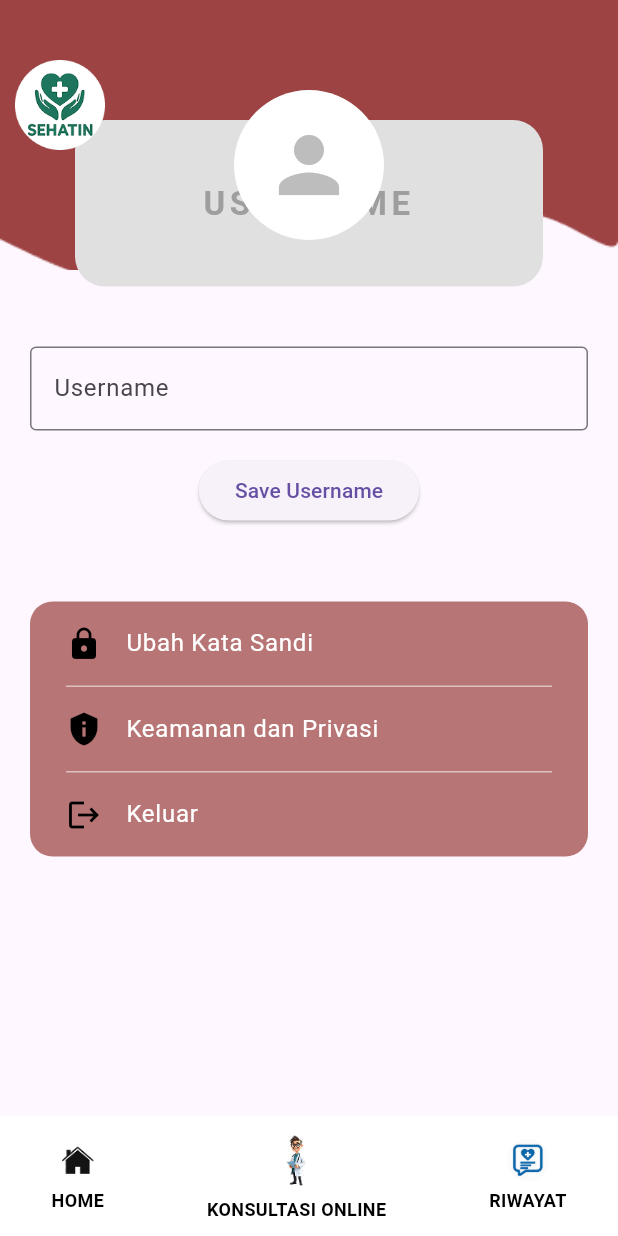
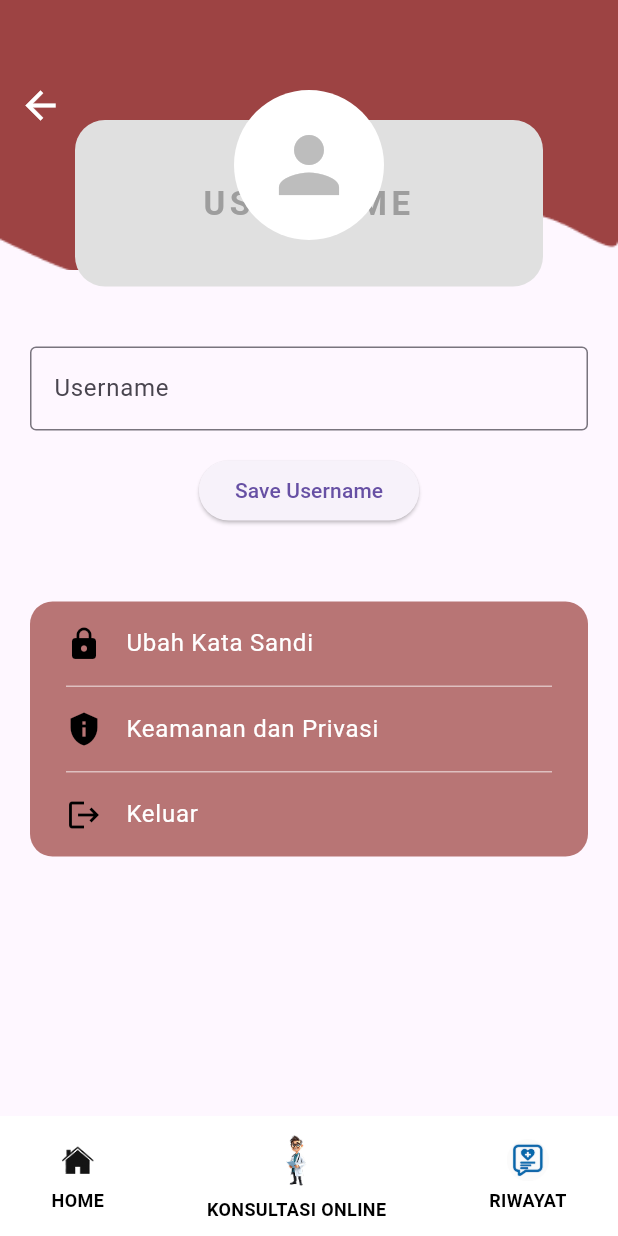
Before and after one commit to jervis535/sehatin, a Flutter app: the ProfileScreen screen opened directly with empty values, on a phone screen of 412 x 824 dp. Run offline on Flutter 3.47's test engine with Material 3 defaults, Android fonts, the phone set to English and light mode, and no system bars; our stand-ins replace flutter_dotenv, image_picker, shared_preferences; accounts and stored records are empty; network calls fail.

Commit message:
added backarrow for profile

```diff
--- a/sehatin/lib/screens/profile/profile_screen.dart
+++ b/sehatin/lib/screens/profile/profile_screen.dart
@@ -335,20 +335,28 @@ class _ProfileScreenState extends State<ProfileScreen> {
               child: Icon(Icons.person, size: 60, color: Colors.grey.shade400),
             ),
           ),
+
+          // Gantikan logo dengan tombol back di kiri atas
           Positioned(
             top: 40,
-            left: 5,
-            child: Image.asset(
-              'assets/logo.png',
-              width: 70,
-              height: 60,
-              fit: BoxFit.contain,
+            left: 12,
+            child: GestureDetector(
+              onTap: () => Navigator.pop(context), // Fungsi back
+              child: Container(
+                width: 0,
+                height: 60,
+                decoration: BoxDecoration(
+                  color: const Color(0xFFB87575), // Background merah
+                  borderRadius: BorderRadius.circular(10),
+                ),
+                child: const Center(
+                  child: Icon(Icons.arrow_back, color: Colors.white, size: 30),
+                ),
+              ),
             ),
           ),
         ],
       ),
-
-      // Footer Bottom Navigation UI tanpa routing, gambar full color
       bottomNavigationBar: Container(
         height: 80,
         color: Colors.white,
--- a/sehatin/pubspec.yaml
+++ b/sehatin/pubspec.yaml
@@ -73,6 +73,7 @@ flutter:
     - assets/home.png
     - assets/wave3.png
     - assets/background2.png
+    - assets/backarrow.png
 
   # An image asset can refer to one or more resolution-specific "variants", see
   # https://flutter.dev/to/resolution-aware-images
```
Also changed, not shown: sehatin/assets/backarrow.png (added).
